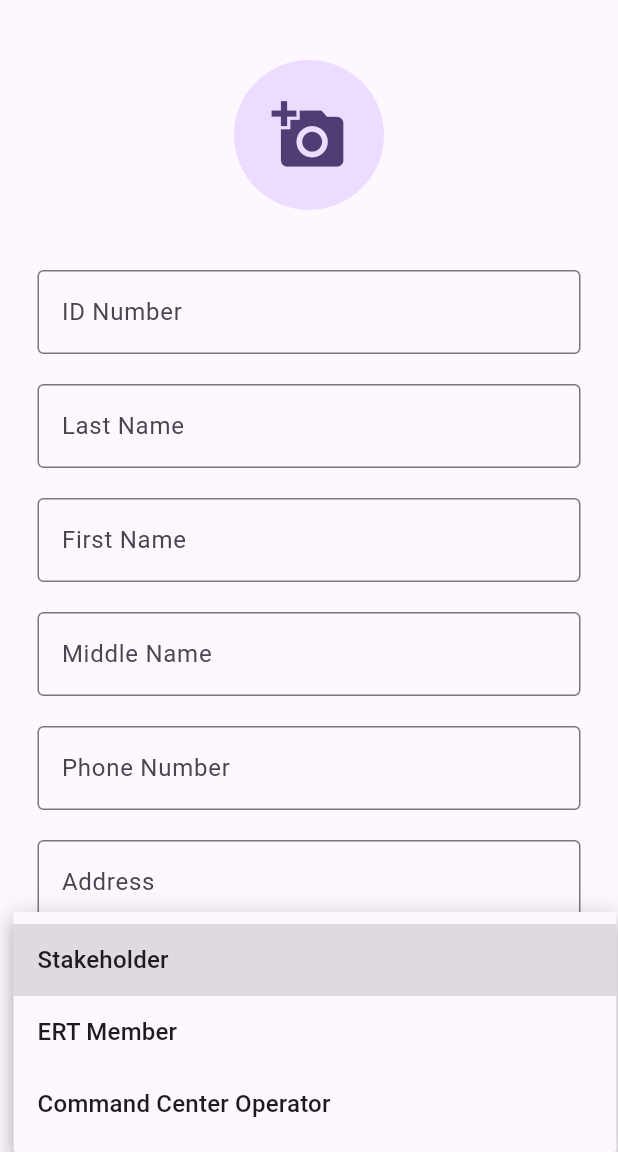
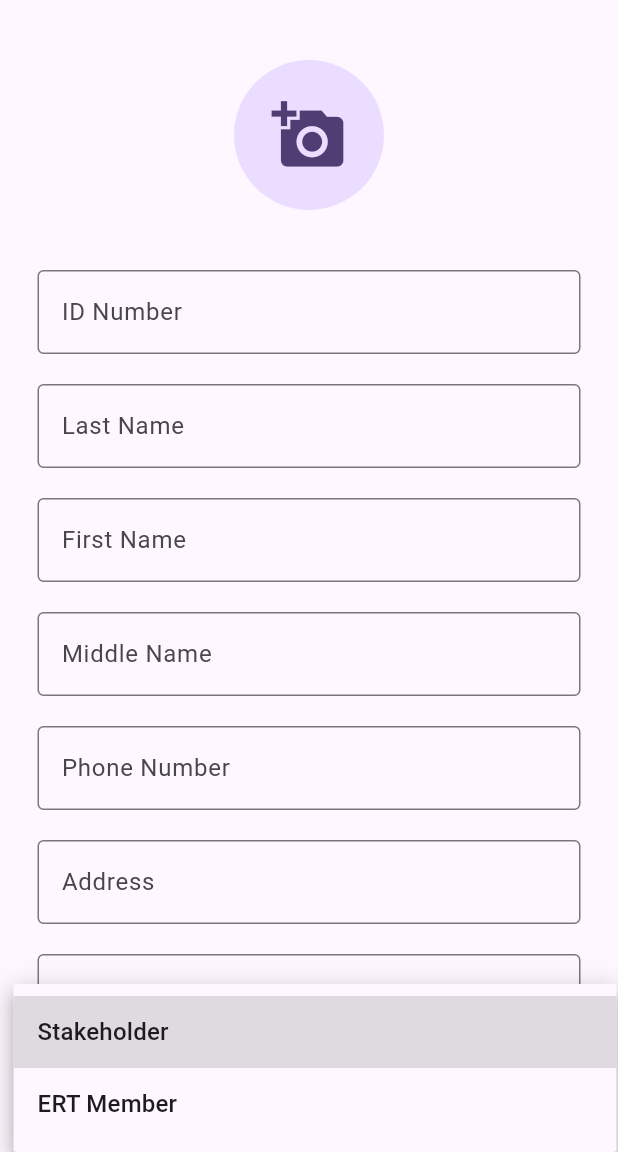
Before and after one commit to jjelleazarr/se2_tigersafe, a Flutter app: the ProfileSetupScreen screen opened by its route, after a tap on "Select Role", on a phone screen of 412 x 824 dp, the part 84-1236 px from its top. Run offline on Flutter 3.47's test engine with Material 3 defaults, Android fonts, the phone set to English and light mode, and no system bars; our stand-ins replace cloud_firestore, file_picker, firebase_auth, firebase_core, firebase_storage, geocoding and 10 more; accounts and stored records are empty.

Commit message:
Changed for consistency

```diff
--- a/lib/screens/mobile/profile_setup.dart
+++ b/lib/screens/mobile/profile_setup.dart
@@ -27,8 +27,7 @@ class _ProfileSetupScreenState extends State<ProfileSetupScreen> {
   String? _selectedRole;
   final Map<String, String> _roleLabels = {
     "stakeholder": "Stakeholder",
-    "ert_member": "ERT Member",
-    "command_center_operator": "Command Center Operator"
+    "emergency_response_team": "ERT Member",
   };
   File? _profileImage;
   final ImagePicker _picker = ImagePicker();
@@ -93,17 +92,16 @@ class _ProfileSetupScreenState extends State<ProfileSetupScreen> {
 
     try {
       await FirebaseFirestore.instance.collection('users').doc(user.uid).set({
-        'identification': user.email ?? '',
+        'id_number': _idNumberController.text,
         'email': user.email ?? '',
         'surname': _lastNameController.text,
         'first_name': _firstNameController.text,
         'middle_name': _middleNameController.text,
         'phone_number': _phoneNumberController.text,
         'address': _addressController.text,
-        'roles': _selectedRole ?? 'Stakeholder', // Provide default value
+        'roles': _selectedRole ?? 'stakeholder', // Provide default value
         'account_status': 'Active',
         'profile_image_url': _profileImage,
-        'id_number': _idNumberController.text,
         'created_at': FieldValue.serverTimestamp(),
       }, SetOptions(merge: true)); // Use merge to avoid overwriting existing data
 
```
